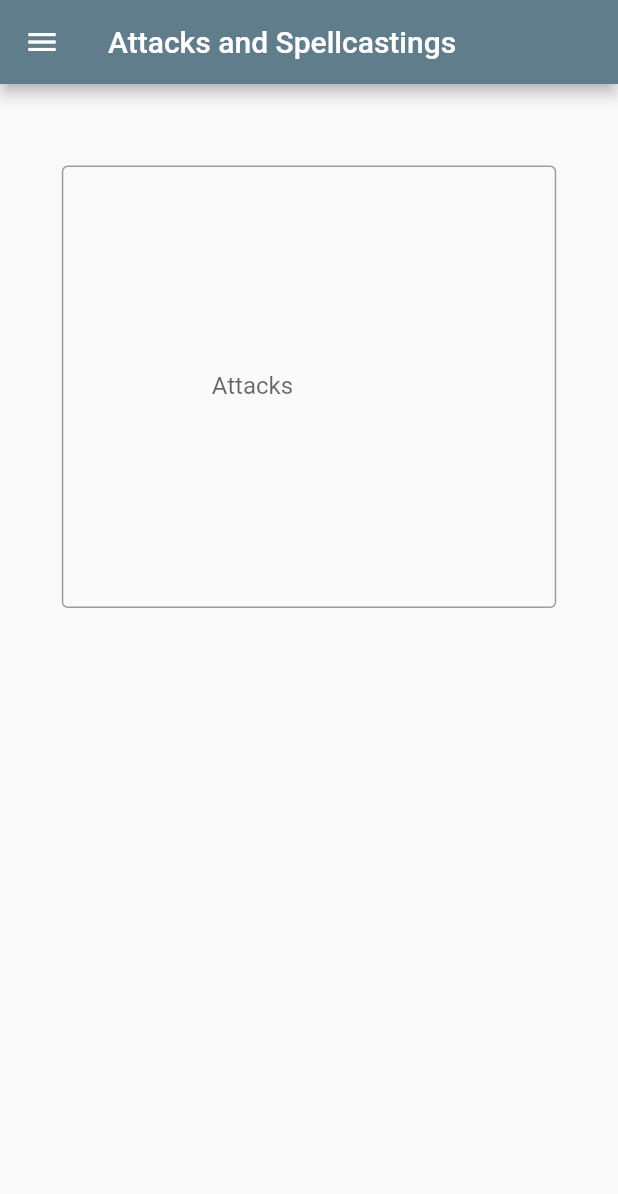
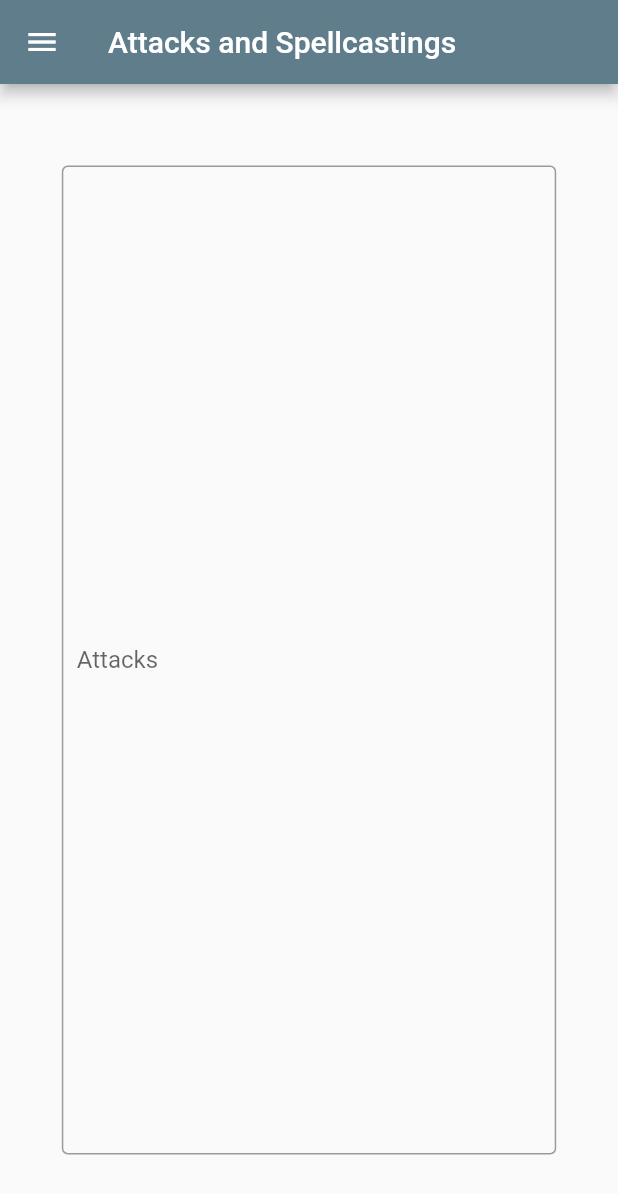
Before and after one commit to raymosaid/UASPromvis, a Flutter app: the AttackPage screen opened directly, on a phone screen of 412 x 824 dp. Shown: the top 1194 px of the screen. Run offline on Flutter 3.47's test engine with Material 2 defaults, Android fonts, the phone set to English and light mode, and no system bars.

```diff
--- a/lib/attack.dart
+++ b/lib/attack.dart
@@ -37,10 +37,10 @@ class AttackPage extends StatelessWidget {
           width: MediaQuery.of(context).size.width * 0.8,
           height: MediaQuery.of(context).size.height * 0.8,
           child: TextField(
-            maxLines: 5,
+            maxLines: 100,
             decoration: InputDecoration(
               border: OutlineInputBorder(),
-              contentPadding: EdgeInsets.all(100),
+              contentPadding: EdgeInsets.all(10),
               labelText: "Attacks"
             ),
             textAlign: TextAlign.left,
--- a/lib/proficiency.dart
+++ b/lib/proficiency.dart
@@ -28,7 +28,7 @@ class ProficiencyPage extends StatelessWidget {
   Widget build(BuildContext context) {
     return Scaffold(
       appBar: AppBar(
-        title: Text("Character Proficiencies"),
+        title: Text("Character Proficiency"),
       ),
       drawer: myDrawer(),
       body: Column(
```
Also changed, not shown: lib/feature.dart (+10 -9 lines).
